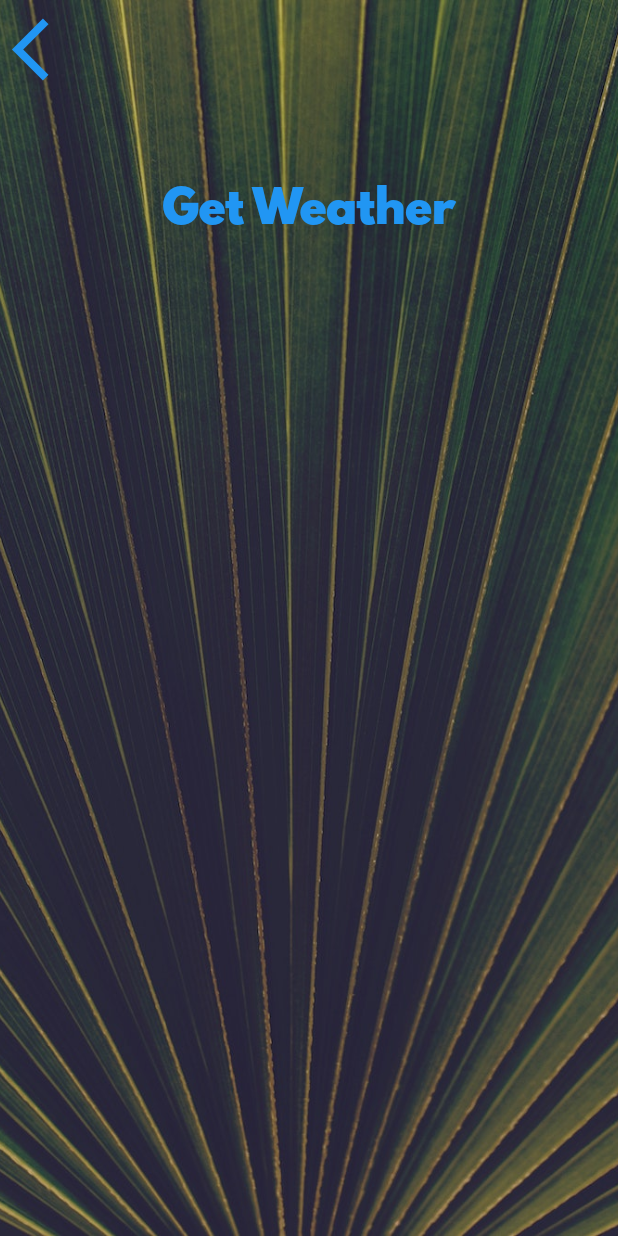
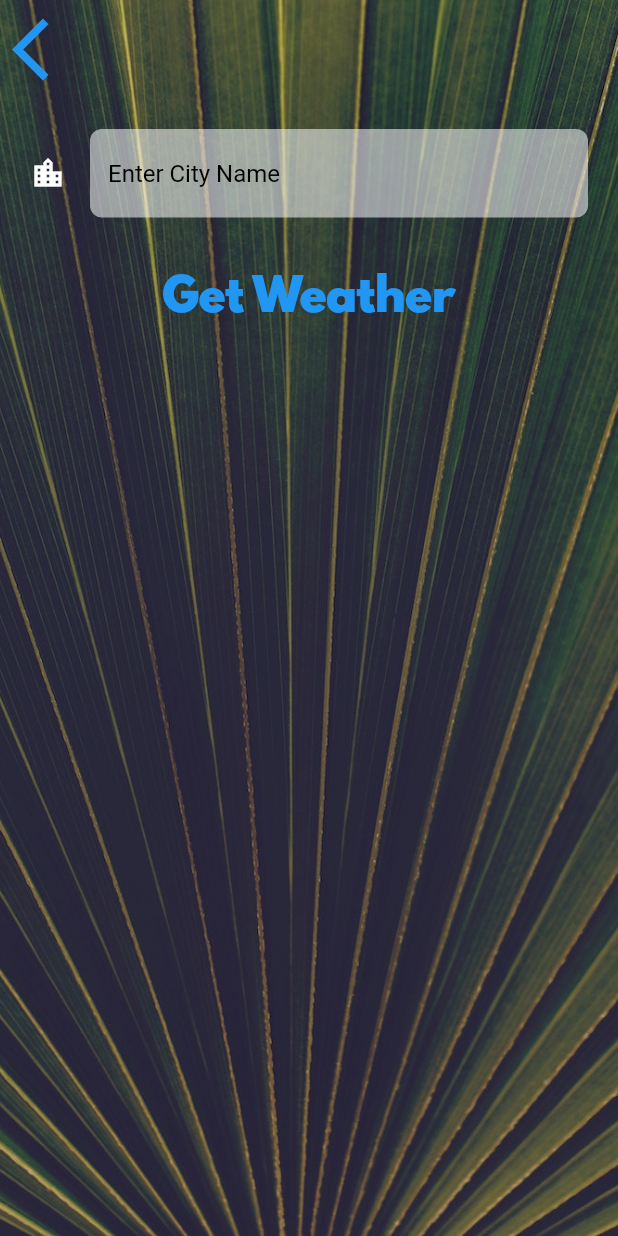
Before and after one commit to HeratUni-CS/clima-EhsanEsmaily747, a Flutter app: the CityScreen screen opened directly, after a tap on "Get Weather", on a phone screen of 412 x 824 dp. Run offline on Flutter 3.47's test engine with Material 2 defaults, Android fonts, the phone set to English and light mode, and no system bars; our stand-ins replace flutter_spinkit, geolocator.

Commit message:
text input added and the city name sent backward

```diff
--- a/lib/screens/city_screen.dart
+++ b/lib/screens/city_screen.dart
@@ -7,6 +7,7 @@ class CityScreen extends StatefulWidget {
 }
 
 class _CityScreenState extends State<CityScreen> {
+  late String cityName;
   @override
   Widget build(BuildContext context) {
     return Scaffold(
@@ -33,10 +34,20 @@ class _CityScreenState extends State<CityScreen> {
               ),
               Container(
                 padding: EdgeInsets.all(20.0),
-                child: null,
+                child: TextField(
+                  style: TextStyle(
+                    color: Colors.black
+                  ),
+                  decoration: kInputDecoration,
+                  onChanged: (value){
+                    cityName=value;
+                  },
+                ),
               ),
               TextButton(
-                onPressed: () {},
+                onPressed: () {
+                  Navigator.pop(context, cityName);
+                },
                 child: Text(
                   'Get Weather',
                   style: kButtonTextStyle,
```
